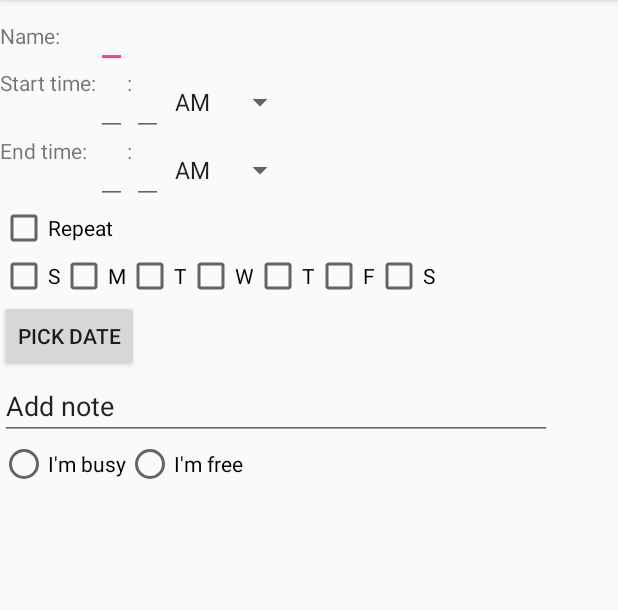
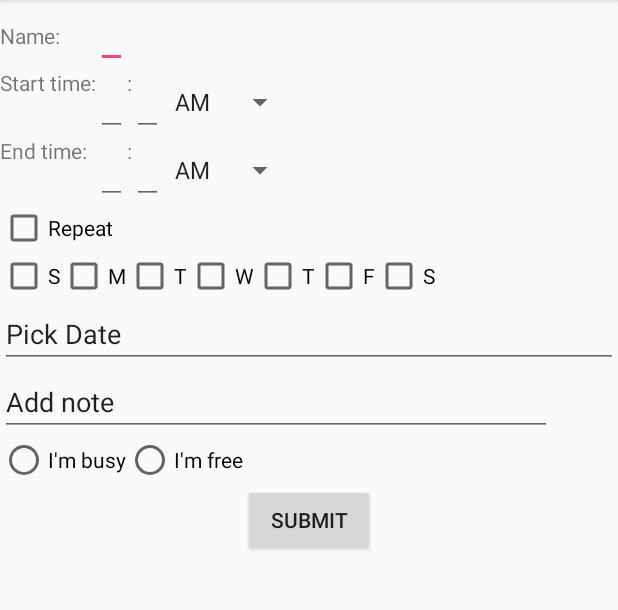
Before and after one commit to gabriel-ruffo/StudyTogether, an Android app: the EditEvent screen opened directly, with no data from a screen before it, on a phone screen of 412 x 824 dp, the part 84-694 px from its top. Run offline under Robolectric (Android 15) with nearby library versions, the phone set to English and light mode, and no system bars; libraries missing offline, so code that uses them is left out: com.alamkanak.weekview.

Commit message:
added editevent functionality

```diff
--- a/app/src/main/java/com/example/gabriel/studytogether2/DatabaseAccess.java
+++ b/app/src/main/java/com/example/gabriel/studytogether2/DatabaseAccess.java
@@ -60,4 +60,6 @@ public class DatabaseAccess {
             System.out.println(e);
         }
     }
+
+
 }
--- a/app/src/main/res/layout/activity_edit_event.xml
+++ b/app/src/main/res/layout/activity_edit_event.xml
@@ -180,11 +180,13 @@
 
     </GridLayout>
 
-    <Button
-        android:layout_width="wrap_content"
+    <EditText
+        android:id="@+id/et_date"
+        android:layout_width="match_parent"
         android:layout_height="wrap_content"
         android:text="Pick Date"
-        android:onClick="showDatePickerDialog" />
+        android:focusable="false"
+        android:onClick="showDatePickerDialog"/>
 
     <EditText
         android:id="@+id/et_notes"
@@ -209,4 +211,11 @@
             android:text="I'm free"
             android:onClick="onRadioButtonClicked"/>
     </RadioGroup>
+
+    <Button
+        android:text="submit"
+        android:layout_width="wrap_content"
+        android:layout_height="wrap_content"
+        android:layout_gravity="center"
+        android:onClick="submitEvent"/>
 </LinearLayout>
--- a/app/src/main/res/layout/fragment_calendar.xml
+++ b/app/src/main/res/layout/fragment_calendar.xml
@@ -27,6 +27,7 @@
         android:layout_width="wrap_content"
         android:layout_height="wrap_content"
         android:layout_gravity="end|bottom"
-        android:layout_margin="16dp" />
+        android:layout_margin="16dp"
+        android:src="@drawable/ic_add"/>
 
 </android.support.design.widget.CoordinatorLayout>
```
Also changed, not shown: app/src/main/res/drawable-hdpi/ic_add.png (added), app/src/main/res/drawable-mdpi/ic_add.png (added), app/src/main/res/drawable-xhdpi/ic_add.png (added), app/src/main/res/drawable-xxhdpi/ic_add.png (added).
